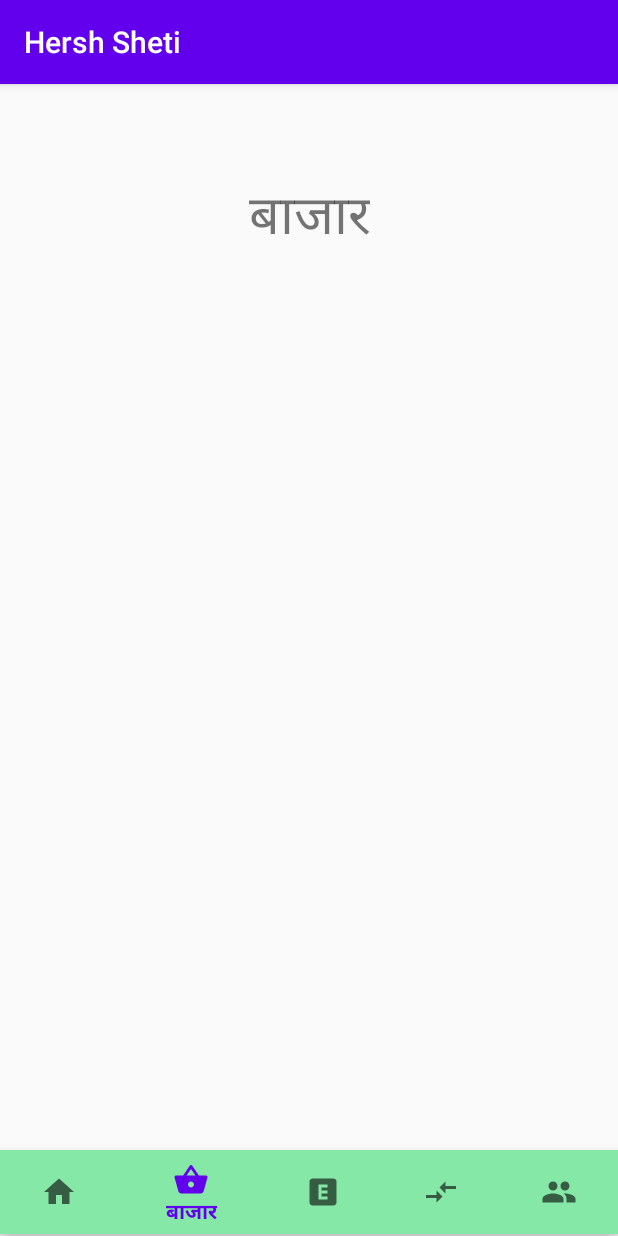
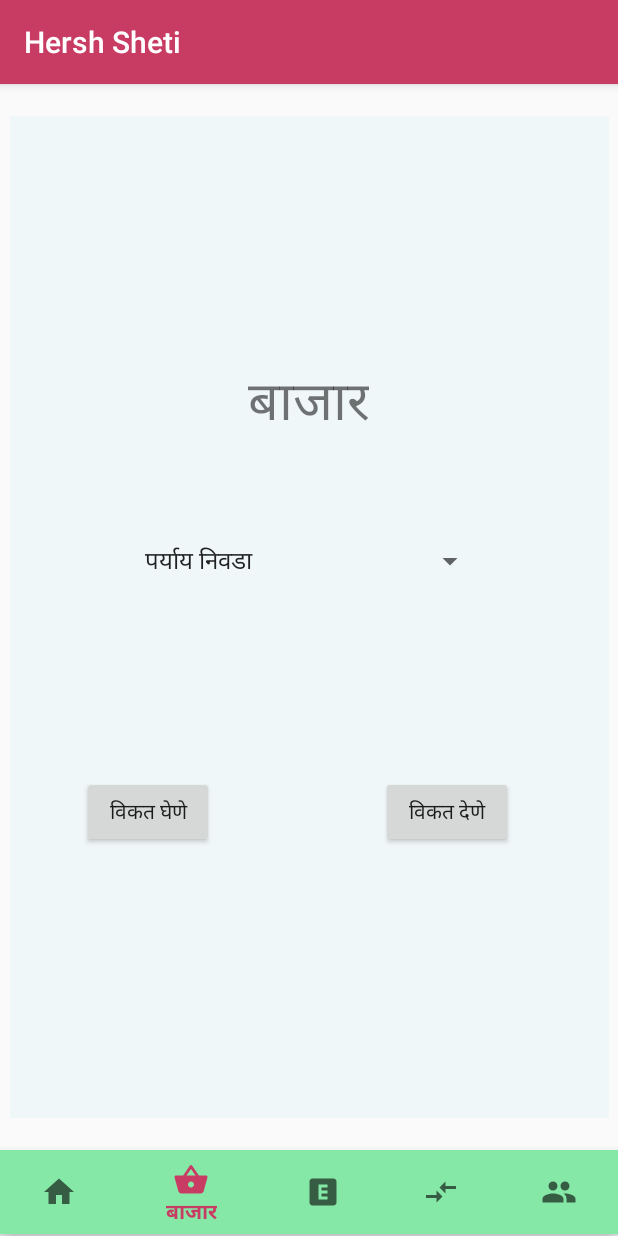
Before and after one commit to AndroidLohot/HershSheti, an Android app: the screen it shows after launch (MainActivity), item 2 of the bottom bar chosen, on a phone screen of 412 x 824 dp. Run offline under Robolectric (Android 15) with nearby library versions, the phone set to English and light mode, and no system bars.

Commit message:
Complete the fruntend of bazar BNB

```diff
--- a/app/src/main/res/layout/fragment_andaje.xml
+++ b/app/src/main/res/layout/fragment_andaje.xml
@@ -1,9 +1,10 @@
 <?xml version="1.0" encoding="utf-8"?>
-<androidx.constraintlayout.widget.ConstraintLayout  xmlns:android="http://schemas.android.com/apk/res/android"
+<androidx.constraintlayout.widget.ConstraintLayout xmlns:android="http://schemas.android.com/apk/res/android"
     xmlns:app="http://schemas.android.com/apk/res-auto"
     xmlns:tools="http://schemas.android.com/tools"
     android:layout_width="match_parent"
     android:layout_height="match_parent"
+    android:background="@color/fragment_backgrund_color"
     tools:context=".BNB_Fragments.AndajeFragment">
 
 
@@ -17,4 +18,4 @@
         app:layout_constraintEnd_toEndOf="parent"
         app:layout_constraintStart_toStartOf="parent"
         app:layout_constraintTop_toTopOf="parent" />
-</androidx.constraintlayout.widget.ConstraintLayout >
+</androidx.constraintlayout.widget.ConstraintLayout>
--- a/app/src/main/res/layout/fragment_bajar.xml
+++ b/app/src/main/res/layout/fragment_bajar.xml
@@ -1,9 +1,10 @@
 <?xml version="1.0" encoding="utf-8"?>
-<androidx.constraintlayout.widget.ConstraintLayout  xmlns:android="http://schemas.android.com/apk/res/android"
+<androidx.constraintlayout.widget.ConstraintLayout xmlns:android="http://schemas.android.com/apk/res/android"
     xmlns:app="http://schemas.android.com/apk/res-auto"
     xmlns:tools="http://schemas.android.com/tools"
     android:layout_width="match_parent"
     android:layout_height="match_parent"
+    android:background="@color/fragment_backgrund_color"
     tools:context=".BNB_Fragments.BajarFragment">
 
 
@@ -11,10 +12,43 @@
         android:id="@+id/textView4"
         android:layout_width="wrap_content"
         android:layout_height="wrap_content"
-        android:layout_marginTop="40dp"
+        android:layout_marginTop="164dp"
         android:text="@string/Bottom_N_bajar"
         android:textSize="36sp"
         app:layout_constraintEnd_toEndOf="parent"
+        app:layout_constraintHorizontal_bias="0.498"
         app:layout_constraintStart_toStartOf="parent"
         app:layout_constraintTop_toTopOf="parent" />
-</androidx.constraintlayout.widget.ConstraintLayout >
+
+    <Spinner
+        android:id="@+id/spItemCoise"
+        android:layout_width="235dp"
+        android:layout_height="38dp"
+        android:layout_marginTop="60dp"
+        android:entries="@array/item_choise"
+        app:layout_constraintEnd_toEndOf="parent"
+        app:layout_constraintStart_toStartOf="parent"
+        app:layout_constraintTop_toBottomOf="@+id/textView4" />
+
+    <Button
+        android:id="@+id/btnSale"
+        android:layout_width="wrap_content"
+        android:layout_height="wrap_content"
+        android:layout_marginStart="48dp"
+        android:layout_marginLeft="48dp"
+        android:text="@string/sale"
+        app:layout_constraintBaseline_toBaselineOf="@+id/btnBay"
+        app:layout_constraintStart_toStartOf="parent" />
+
+    <Button
+        android:id="@+id/btnBay"
+        android:layout_width="wrap_content"
+        android:layout_height="wrap_content"
+        android:layout_marginTop="124dp"
+        android:layout_marginEnd="64dp"
+        android:layout_marginRight="64dp"
+        android:text="@string/bay"
+        app:layout_constraintEnd_toEndOf="parent"
+        app:layout_constraintTop_toBottomOf="@+id/spItemCoise" />
+
+</androidx.constraintlayout.widget.ConstraintLayout>
--- a/app/src/main/res/layout/fragment_home.xml
+++ b/app/src/main/res/layout/fragment_home.xml
@@ -1,10 +1,11 @@
 <?xml version="1.0" encoding="utf-8"?>
-<androidx.constraintlayout.widget.ConstraintLayout  xmlns:android="http://schemas.android.com/apk/res/android"
+<androidx.constraintlayout.widget.ConstraintLayout xmlns:android="http://schemas.android.com/apk/res/android"
     xmlns:app="http://schemas.android.com/apk/res-auto"
     xmlns:tools="http://schemas.android.com/tools"
+    android:id="@+id/fragment_home"
     android:layout_width="match_parent"
     android:layout_height="match_parent"
-    android:id="@+id/fragment_home"
+    android:background="@color/fragment_backgrund_color"
     tools:context=".BNB_Fragments.HomeFragment">
 
 
@@ -18,4 +19,4 @@
         app:layout_constraintEnd_toEndOf="parent"
         app:layout_constraintStart_toStartOf="parent"
         app:layout_constraintTop_toTopOf="parent" />
-</androidx.constraintlayout.widget.ConstraintLayout >
+</androidx.constraintlayout.widget.ConstraintLayout>
--- a/app/src/main/res/layout/fragment_par.xml
+++ b/app/src/main/res/layout/fragment_par.xml
@@ -1,9 +1,10 @@
 <?xml version="1.0" encoding="utf-8"?>
-<androidx.constraintlayout.widget.ConstraintLayout  xmlns:android="http://schemas.android.com/apk/res/android"
+<androidx.constraintlayout.widget.ConstraintLayout xmlns:android="http://schemas.android.com/apk/res/android"
     xmlns:app="http://schemas.android.com/apk/res-auto"
     xmlns:tools="http://schemas.android.com/tools"
     android:layout_width="match_parent"
     android:layout_height="match_parent"
+    android:background="@color/fragment_backgrund_color"
     tools:context=".BNB_Fragments.ParFragment">
 
 
--- a/app/src/main/res/layout/fragment_seva_dene_ghene.xml
+++ b/app/src/main/res/layout/fragment_seva_dene_ghene.xml
@@ -1,10 +1,11 @@
 <?xml version="1.0" encoding="utf-8"?>
-<androidx.constraintlayout.widget.ConstraintLayout  xmlns:android="http://schemas.android.com/apk/res/android"
+<androidx.constraintlayout.widget.ConstraintLayout xmlns:android="http://schemas.android.com/apk/res/android"
     xmlns:app="http://schemas.android.com/apk/res-auto"
     xmlns:tools="http://schemas.android.com/tools"
+    android:id="@+id/sevaDeneGheneFragment"
     android:layout_width="match_parent"
     android:layout_height="match_parent"
-    android:id="@+id/sevaDeneGheneFragment"
+    android:background="@color/fragment_backgrund_color"
     tools:context=".BNB_Fragments.SevaDeneGheneFragment">
 
 
@@ -17,4 +18,4 @@
         app:layout_constraintEnd_toEndOf="parent"
         app:layout_constraintStart_toStartOf="parent"
         app:layout_constraintTop_toTopOf="parent" />
-</androidx.constraintlayout.widget.ConstraintLayout >
+</androidx.constraintlayout.widget.ConstraintLayout>
--- a/app/src/main/res/values/colors.xml
+++ b/app/src/main/res/values/colors.xml
@@ -1,6 +1,7 @@
 <?xml version="1.0" encoding="utf-8"?>
 <resources>
-    <color name="colorPrimary">#6200EE</color>
-    <color name="colorPrimaryDark">#3700B3</color>
-    <color name="colorAccent">#03DAC5</color>
+  <color name="fragment_backgrund_color">#22ACE1E3</color>
+  <color name="colorPrimary">#C83C64</color>
+  <color name="colorPrimaryDark">#F8F6F8</color>
+  <color name="colorAccent">#03DAC5</color>
 </resources>
--- a/app/src/main/res/values/strings.xml
+++ b/app/src/main/res/values/strings.xml
@@ -9,7 +9,37 @@
     <string name="Bottom_N_par">पार</string>
     <!-- This is bottom navigetion items names close -->
 
+    <!-- Bazar opetion elements names start -->
+    <string name="sale">विकत घेणे</string>
+    <string name="bay">विकत देणे</string>
+    <!-- Bazar opetion elements names close -->
+
     <!-- TODO: Remove or change this placeholder text -->
     <string name="hello_blank_fragment">Hello blank fragment</string>
 
+    <!-- This is spinner choices start -->
+
+    <string-array name="item_choise">
+        <item>पर्याय निवडा</item>
+    <!-- This is spinner (Kaddhanya) choices start -->
+        <item>गहू</item>
+        <item>बाजरी</item>
+        <item>ज्वारी</item>
+    <!-- This is spinner (Kaddhanya) choices close -->
+
+    <!-- This is spinner (Palevhaji) choices start -->
+        <item>मेथी</item>
+        <item>कोथांबीर</item>
+        <item>फ्लावर</item>
+    <!-- This is spinner (Palevhaji) choices close -->
+
+    <!-- This is spinner (Phale) choices start -->
+        <item>आंबा</item>
+        <item>केली</item>
+        <item>चिकू</item>
+    <!-- This is spinner (Phale) choices close -->
+    </string-array>
+
+    <!-- This is spinner choices close -->
+
 </resources>
```
